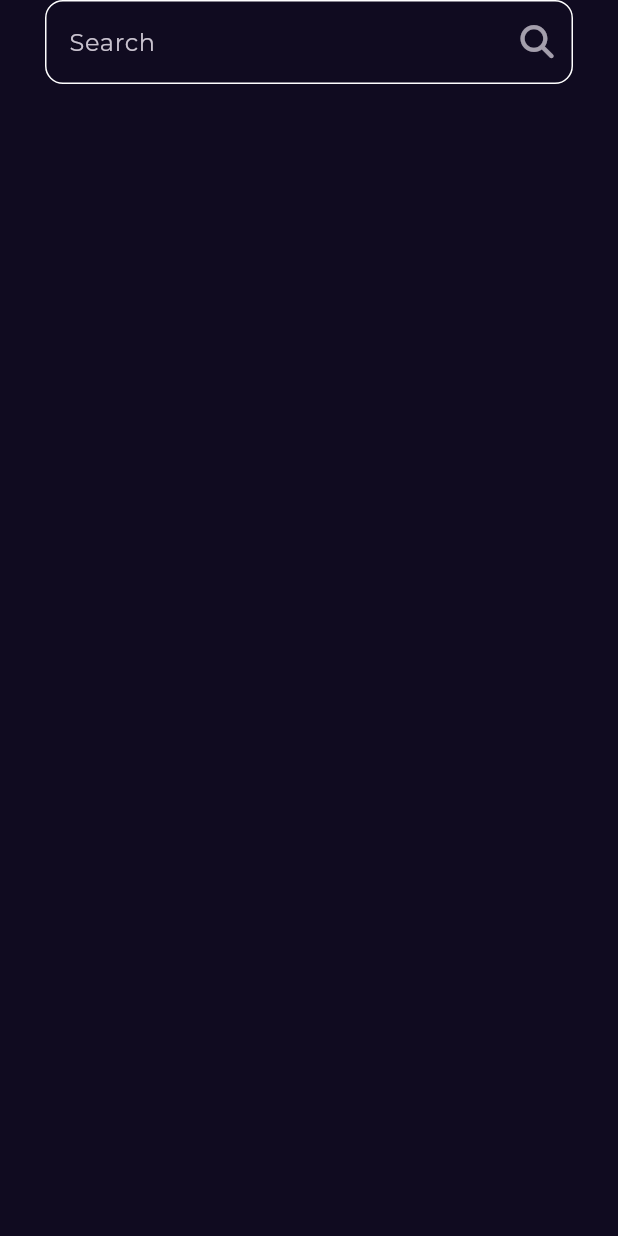
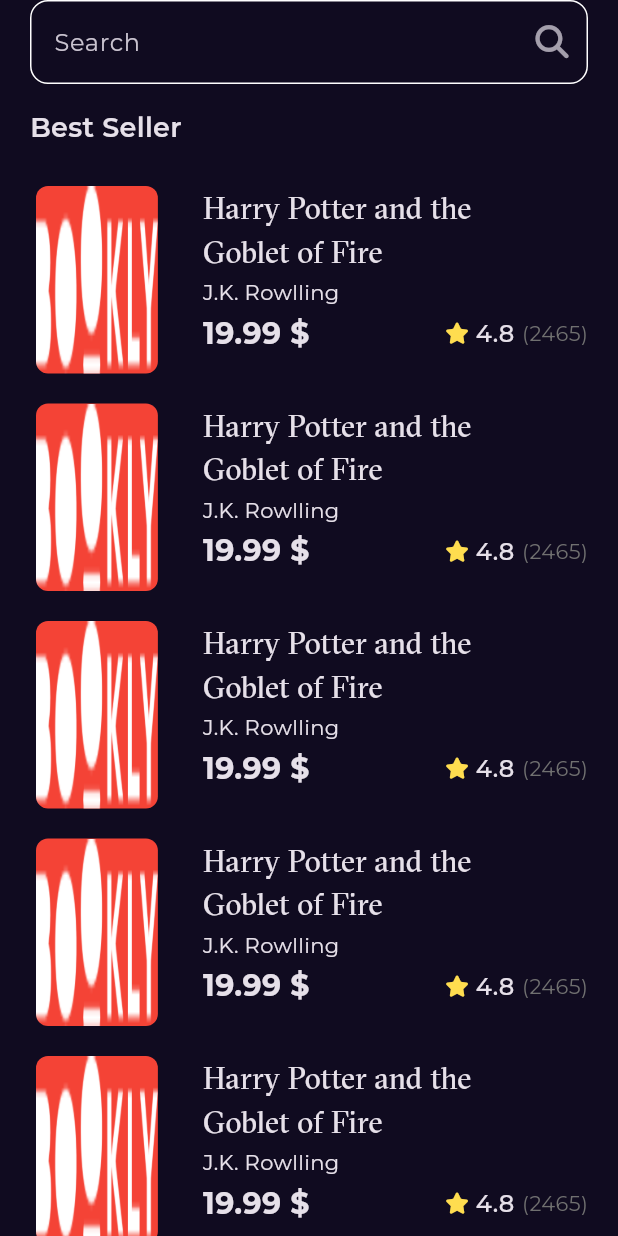
Before and after one commit to Mustafa1Mohamed/bookly_app, a Flutter app: the screen it shows after launch, after a tap on an icon or button, on a phone screen of 412 x 824 dp. Run offline on Flutter 3.47's test engine with Material 3 defaults, Android fonts, the phone set to English and light mode, and no system bars; our stand-ins replace font_awesome_flutter, go_router, google_fonts.

Commit message:
Search view ui done

```diff
--- a/lib/Features/home/presentaion/views/widgets/best_seller_list_view.dart
+++ b/lib/Features/home/presentaion/views/widgets/best_seller_list_view.dart
@@ -13,7 +13,7 @@ class BestSellerListView extends StatelessWidget {
       itemBuilder: (context, index) {
         return const Padding(
           padding: EdgeInsets.symmetric(vertical: 10),
-          child: BestSellerListViewItem(),
+          child: BookListViewItem(),
         );
       },
       itemCount: 10,
--- a/lib/Features/home/presentaion/views/widgets/best_seller_list_view_item.dart
+++ b/lib/Features/home/presentaion/views/widgets/best_seller_list_view_item.dart
@@ -6,8 +6,8 @@ import 'package:bookly_app/core/utils/styles.dart';
 import 'package:flutter/material.dart';
 import 'package:go_router/go_router.dart';
 
-class BestSellerListViewItem extends StatelessWidget {
-  const BestSellerListViewItem({super.key});
+class BookListViewItem extends StatelessWidget {
+  const BookListViewItem({super.key});
 
   @override
   Widget build(BuildContext context) {
--- a/lib/Features/search/presentation/views/widgets/search_view_body.dart
+++ b/lib/Features/search/presentation/views/widgets/search_view_body.dart
@@ -1,21 +1,59 @@
+import 'package:bookly_app/Features/home/presentaion/views/widgets/best_seller_list_view_item.dart';
 import 'package:bookly_app/Features/search/presentation/views/widgets/custom_search_text_field.dart';
+import 'package:bookly_app/core/utils/styles.dart';
 import 'package:flutter/material.dart';
-import 'package:font_awesome_flutter/font_awesome_flutter.dart';
 
 class SearchViewBody extends StatelessWidget {
   const SearchViewBody({super.key});
 
   @override
   Widget build(BuildContext context) {
-    return const Padding(
-      padding:  EdgeInsets.symmetric(
-        horizontal: 30,
-      ),
-      child: Column(
-        children: [
-          CustomSearchTextField(),
-        ],
-      ),
+    return const Column(
+      crossAxisAlignment: CrossAxisAlignment.start,
+      children: [
+        Padding(
+          padding: EdgeInsets.symmetric(
+            horizontal: 20,
+          ),
+          child: CustomSearchTextField(),
+        ),
+        SizedBox(
+          height: 16,
+        ),
+        Padding(
+          padding: EdgeInsets.symmetric(horizontal: 20),
+          child: Text(
+            'Best Seller',
+            style: Styles.textStyle18,
+          ),
+        ),
+        SizedBox(
+          height: 16,
+        ),
+        Expanded(
+          child: SearchResultListView(),
+        ),
+      ],
     );
   }
 }
+
+class SearchResultListView extends StatelessWidget {
+  const SearchResultListView({super.key});
+
+  @override
+  Widget build(BuildContext context) {
+    return ListView.builder(
+      shrinkWrap: true,
+      padding: EdgeInsets.zero,
+      itemBuilder: (context, index) {
+        return const Padding(
+          padding: EdgeInsets.symmetric(vertical: 10),
+          child: BookListViewItem(),
+        );
+      },
+      itemCount: 10,
+    );
+    ;
+  }
+}
```
